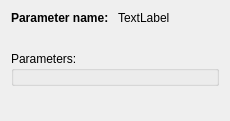
SampleEnvironment/frappy, file secop/gui/ui/paramview.ui: the form before one commit.
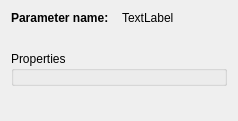
The form after the commit.

Commit message:
GUI: show grouping of parameters
still todo: grouping of modules

The edit to the form file:
```diff
--- a/secop/gui/ui/paramview.ui
+++ b/secop/gui/ui/paramview.ui
@@ -6,7 +6,7 @@
    <rect>
     <x>0</x>
     <y>0</y>
-    <width>230</width>
+    <width>238</width>
     <height>121</height>
    </rect>
   </property>
@@ -55,7 +55,7 @@
    <item row="2" column="0">
     <widget class="QGroupBox" name="propertyGroupBox">
      <property name="title">
-      <string>Parameters:</string>
+      <string>Properties</string>
      </property>
      <layout class="QGridLayout" name="gridLayout_2">
       <property name="leftMargin">
```
The commit also changes 5 other files.
